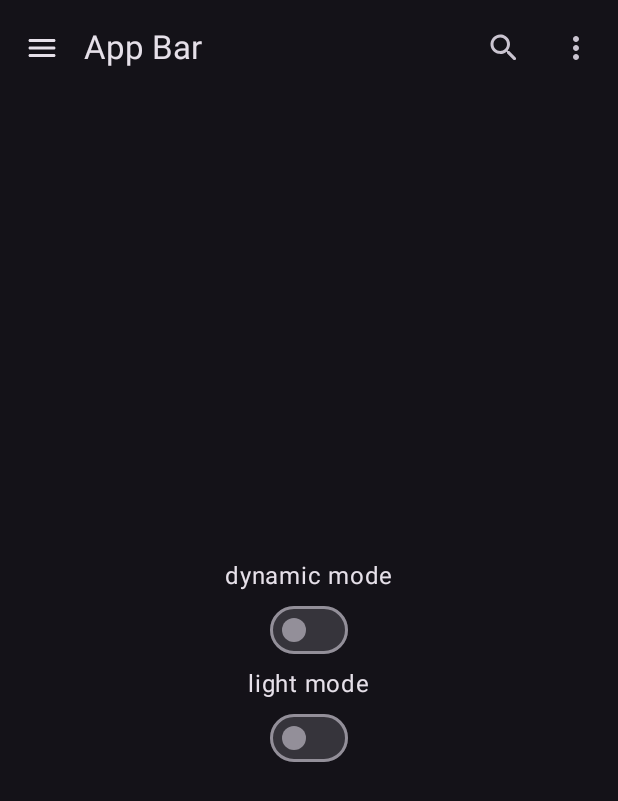
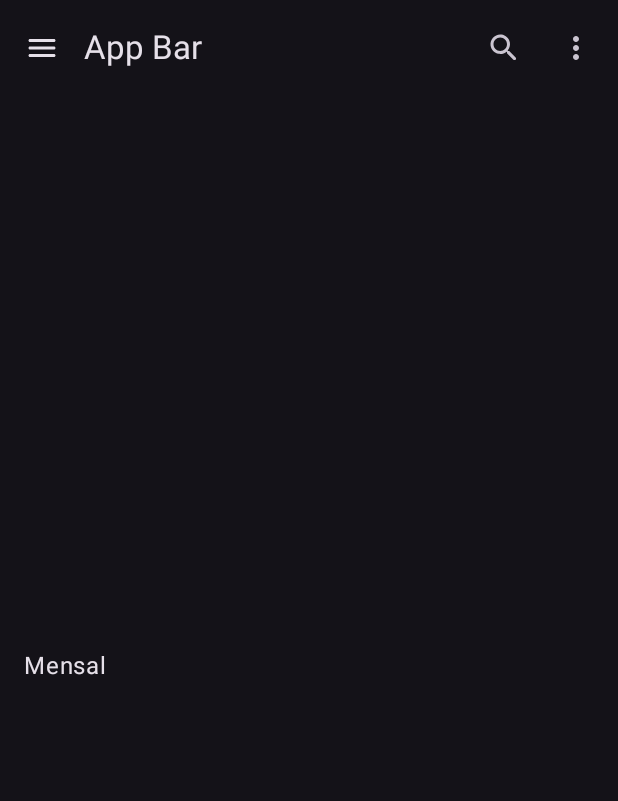
Before and after one commit to UrosSysPro/systemVI, an Android app built with Jetpack Compose: the screen it shows after launch (MainActivity), on a phone screen of 412 x 824 dp. Shown: the top 801 px of the screen. Run offline under Robolectric (Android 15) with nearby library versions, the phone set to English and light mode, and no system bars.

Commit message:
pages, utils, activities compose app

```diff
--- a/compose-app/app/src/main/java/com/systempro/systemvi/compose_app/OrdersPage.kt
+++ /dev/null
@@ -1,4 +0,0 @@
-package com.systempro.systemvi.compose_app
-
-class OrdersPage {
-}
--- a/compose-app/app/src/main/java/com/systempro/systemvi/compose_app/MainActivity.kt
+++ b/compose-app/app/src/main/java/com/systempro/systemvi/compose_app/activities/MainActivity.kt
@@ -1,8 +1,9 @@
-package com.systempro.systemvi.compose_app
+package com.systempro.systemvi.compose_app.activities
 
 import android.os.Bundle
 import androidx.activity.ComponentActivity
 import androidx.activity.compose.setContent
+import com.systempro.systemvi.compose_app.pages.HomePage
 
 class MainActivity : ComponentActivity() {
     override fun onCreate(savedInstanceState: Bundle?) {
--- /dev/null
+++ b/compose-app/app/src/main/java/com/systempro/systemvi/compose_app/composables/SettingView.kt
@@ -0,0 +1,15 @@
+package com.systempro.systemvi.compose_app.composables
+
+import androidx.compose.foundation.layout.Arrangement
+import androidx.compose.foundation.lazy.LazyColumn
+import androidx.compose.material3.ListItem
+import androidx.compose.material3.Text
+import androidx.compose.runtime.Composable
+
+@Composable fun SettingView() {
+    LazyColumn(verticalArrangement = Arrangement.Top){
+        item {
+            ListItem(headlineContent = { Text("Mensal") },)
+        }
+    }
+}
--- a/compose-app/app/src/main/java/com/systempro/systemvi/compose_app/HomePage.kt
+++ b/compose-app/app/src/main/java/com/systempro/systemvi/compose_app/pages/HomePage.kt
@@ -1,6 +1,5 @@
-package com.systempro.systemvi.compose_app
+package com.systempro.systemvi.compose_app.pages
 
-import androidx.compose.foundation.isSystemInDarkTheme
 import androidx.compose.foundation.layout.*
 import androidx.compose.foundation.lazy.LazyColumn
 import androidx.compose.material.icons.Icons
@@ -15,10 +14,12 @@ import androidx.compose.ui.platform.LocalContext
 import androidx.compose.ui.tooling.preview.Preview
 import androidx.compose.ui.unit.dp
 import androidx.lifecycle.viewmodel.compose.viewModel
+import com.systempro.systemvi.compose_app.composables.SettingView
+import com.systempro.systemvi.compose_app.utils.AppState
+import com.systempro.systemvi.compose_app.utils.Theme
 import kotlinx.coroutines.launch
 
 data class NavigationLocation(
-    val id:Int,
     val name:String,
     val builder:@Composable ()->Unit,
     val icon:ImageVector
@@ -26,9 +27,9 @@ data class NavigationLocation(
 
 @OptIn(ExperimentalMaterial3Api::class)
 @Composable
-fun HomePage(appState:AppState = viewModel()) {
-    val lightTheme=appState.useLightTheme
-    val dynamicTheme=appState.useDynamicTheme
+fun HomePage(appState: AppState = viewModel()) {
+    val lightTheme = appState.useLightTheme
+    val dynamicTheme = appState.useDynamicTheme
     val colorScheme=when{
         dynamicTheme  &&  lightTheme -> dynamicLightColorScheme(LocalContext.current)
         dynamicTheme  && !lightTheme -> dynamicDarkColorScheme(LocalContext.current)
@@ -39,10 +40,7 @@ fun HomePage(appState:AppState = viewModel()) {
     val scope = rememberCoroutineScope()
 
     val navigationItems:List<NavigationLocation> = listOf(
-        NavigationLocation(0,"Theme",{ Box(modifier = Modifier){Text("settings page")} },Icons.Rounded.Settings),
-        NavigationLocation(1,"Theme",{ Box(modifier = Modifier)},Icons.Rounded.Settings),
-        NavigationLocation(2,"Theme",{ Box(modifier = Modifier)},Icons.Rounded.Settings),
-        NavigationLocation(3,"Theme",{ Box(modifier = Modifier)},Icons.Rounded.Settings),
+        NavigationLocation("Settings",{ SettingView() },Icons.Rounded.Settings),
     )
 
     var pageIndex by rememberSaveable { mutableIntStateOf(0) }
@@ -57,11 +55,11 @@ fun HomePage(appState:AppState = viewModel()) {
                     Text(text = "Navigation Drawer", style = MaterialTheme.typography.headlineMedium)
                 }
                 LazyColumn(modifier = Modifier.padding(horizontal = 10.dp)) {
-                    items(navigationItems.size, key = {navigationItems[it].id}){
+                    items(navigationItems.size, key = {it}){
                         val navigationItem=navigationItems[it]
                         NavigationDrawerItem(
                             label = {Text(navigationItem.name)},
-                            selected = navigationItem.id==pageIndex,
+                            selected = it==pageIndex,
                             onClick = {pageIndex=it}
                         )
                     }
@@ -85,10 +83,6 @@ fun HomePage(appState:AppState = viewModel()) {
                                 content = { Icon(Icons.Rounded.MoreVert, contentDescription = "Menu") }
                             )
                         },
-//                        colors = TopAppBarDefaults.topAppBarColors(
-//                            containerColor = MaterialTheme.colorScheme.primaryContainer,
-//                            titleContentColor = MaterialTheme.colorScheme.primary,
-//                        ),
                         title = { Text(text = "App Bar ") }
                     )
                 },
@@ -100,16 +94,7 @@ fun HomePage(appState:AppState = viewModel()) {
                         verticalArrangement = Arrangement.Center,
                         horizontalAlignment = Alignment.CenterHorizontally
                     ) {
-                        Text("dynamic mode")
-                        Switch(
-                            checked = appState.useDynamicTheme,
-                            onCheckedChange = {value->appState.useDynamicTheme = value}
-                        )
-                        Text("light mode")
-                        Switch(
-                            checked = appState.useLightTheme,
-                            onCheckedChange = {value->appState.useLightTheme = value}
-                        )
+                        navigationItems[pageIndex].builder()
                     }
                 }
             )
--- a/compose-app/app/src/main/java/com/systempro/systemvi/compose_app/LoginPage.kt
+++ b/compose-app/app/src/main/java/com/systempro/systemvi/compose_app/pages/LoginPage.kt
@@ -1,4 +1,4 @@
-package com.systempro.systemvi.compose_app
+package com.systempro.systemvi.compose_app.pages
 
 import androidx.compose.foundation.layout.Arrangement
 import androidx.compose.foundation.layout.Column
--- a/compose-app/app/src/main/java/com/systempro/systemvi/compose_app/AppState.kt
+++ b/compose-app/app/src/main/java/com/systempro/systemvi/compose_app/utils/AppState.kt
@@ -1,4 +1,4 @@
-package com.systempro.systemvi.compose_app
+package com.systempro.systemvi.compose_app.utils
 import androidx.compose.runtime.getValue
 import androidx.compose.runtime.mutableStateOf
 import androidx.compose.runtime.setValue
--- a/compose-app/app/src/main/java/com/systempro/systemvi/compose_app/Logger.kt
+++ b/compose-app/app/src/main/java/com/systempro/systemvi/compose_app/utils/Logger.kt
@@ -1,4 +1,4 @@
-package com.systempro.systemvi.compose_app
+package com.systempro.systemvi.compose_app.utils
 
 object Logger {
     fun debug(message: String) {
--- a/compose-app/app/src/main/java/com/systempro/systemvi/compose_app/Theme.kt
+++ b/compose-app/app/src/main/java/com/systempro/systemvi/compose_app/utils/Theme.kt
@@ -1,11 +1,9 @@
-package com.systempro.systemvi.compose_app
+package com.systempro.systemvi.compose_app.utils
 
 import androidx.compose.material3.Typography
 import androidx.compose.material3.darkColorScheme
-import androidx.compose.material3.dynamicLightColorScheme
 import androidx.compose.material3.lightColorScheme
 import androidx.compose.ui.graphics.Color
-import androidx.compose.ui.platform.LocalContext
 import androidx.compose.ui.text.TextStyle
 import androidx.compose.ui.text.font.FontFamily
 import androidx.compose.ui.text.font.FontWeight
--- a/compose-app/app/src/main/res/values/strings.xml
+++ b/compose-app/app/src/main/res/values/strings.xml
@@ -1,3 +1,4 @@
 <resources>
     <string name="app_name">compose-app</string>
+    <string name="login_name">login-app</string>
 </resources>
```
Also changed, not shown: compose-app/app/src/main/AndroidManifest.xml (+12 -1 lines), compose-app/app/src/main/java/com/systempro/systemvi/compose_app/activities/LoginActivity.kt (added, +15 -0 lines).
